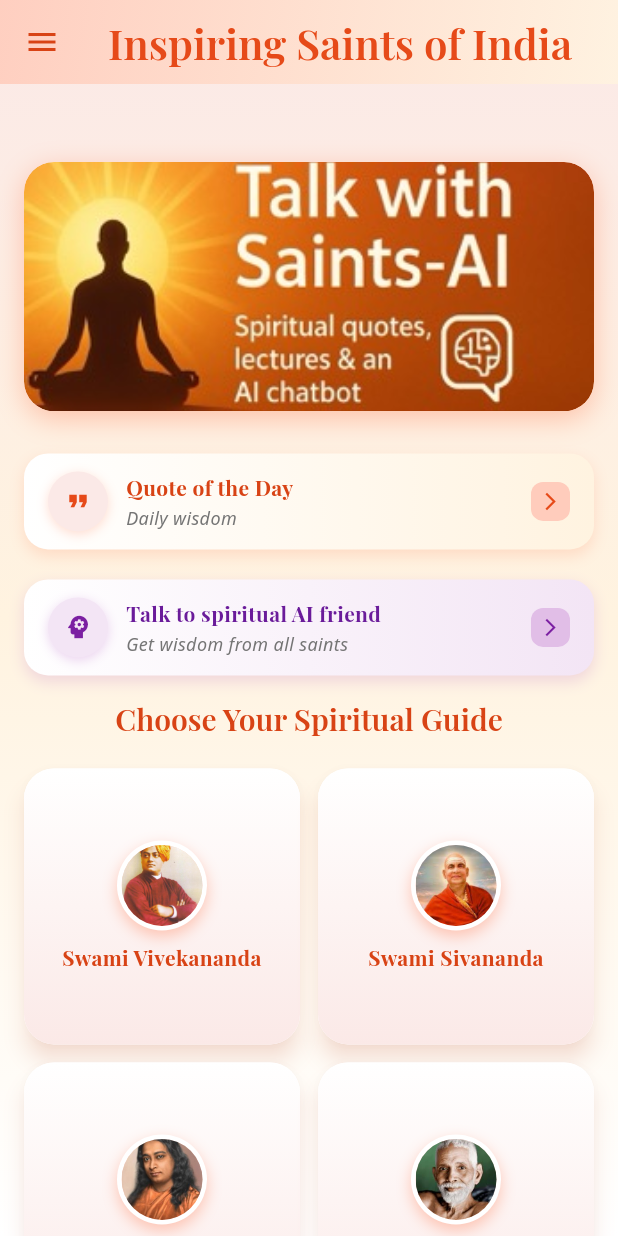
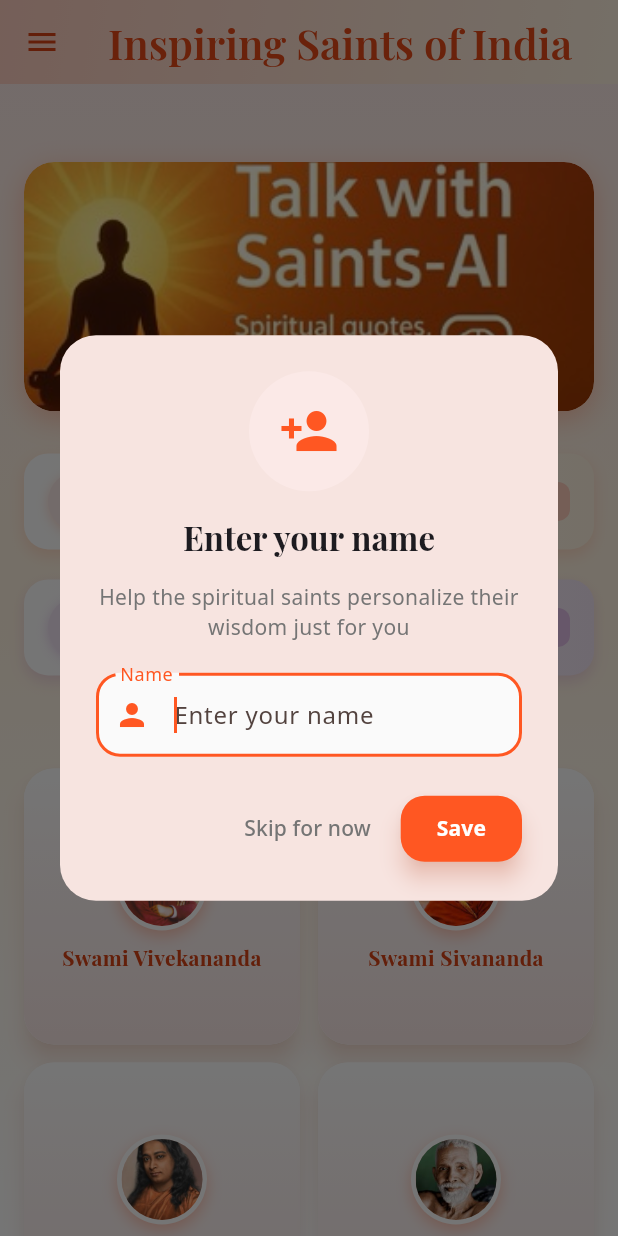
Before and after one commit to AntarikshG/Saints-rag, a Flutter app: the screen it shows after launch, on a phone screen of 412 x 824 dp. Run offline on Flutter 3.47's test engine with Material 3 defaults, Android fonts, the phone set to English and light mode, and no system bars; our stand-ins replace file_picker, flutter_local_notifications, flutter_tts, google_fonts, in_app_review, permission_handler and 5 more; missing offline and left inert: epubx, flutter_pdfview; accounts and stored records are empty; network calls fail.

```diff
--- a/saintspeaks/lib/main.dart
+++ b/saintspeaks/lib/main.dart
@@ -25,6 +25,7 @@
 import 'rating_share_service.dart';
 import 'ekadashi_service.dart';
 import 'ask_ai_page.dart';
+import 'user_profile_service.dart';
 
 void main() async {
   WidgetsFlutterBinding.ensureInitialized();
@@ -355,13 +356,14 @@
   }
 }
 
-class HomePage extends StatelessWidget {
+class HomePage extends StatefulWidget {
   final void Function(ThemeMode) onThemeChange;
   final ThemeMode themeMode;
   final String userName;
   final void Function(String) onSetUserName;
   final void Function(Locale) onLocaleChange;
   final Locale locale;
+
   HomePage({
     required this.onThemeChange,
     required this.themeMode,
@@ -370,6 +372,20 @@
     required this.onLocaleChange,
     required this.locale,
   });
+
+  @override
+  _HomePageState createState() => _HomePageState();
+}
+
+class _HomePageState extends State<HomePage> {
+  @override
+  void initState() {
+    super.initState();
+    // Show first-time name dialog after the UI is built
+    WidgetsBinding.instance.addPostFrameCallback((_) {
+      UserProfileService.showFirstTimeNameDialog(context, widget.onSetUserName);
+    });
+  }
 
   @override
   Widget build(BuildContext context) {
@@ -735,7 +751,7 @@
                     borderRadius: BorderRadius.circular(16),
                     onTap: () => Navigator.push(
                       context,
-                      MaterialPageRoute(builder: (_) => AskAIPage(userName: userName)),
+                      MaterialPageRoute(builder: (_) => AskAIPage(userName: widget.userName)),
                     ),
                     child: Padding(
                       padding: EdgeInsets.symmetric(horizontal: 16, vertical: 12),
@@ -854,7 +870,7 @@
                           MaterialPageRoute(
                             builder: (_) => SaintPage(
                               saint: saintList[i],
-                              userName: userName,
+                              userName: widget.userName,
                             ),
                           ),
                         ),
@@ -972,15 +988,15 @@
       margin: EdgeInsets.symmetric(vertical: 4),
       decoration: BoxDecoration(
         borderRadius: BorderRadius.circular(12),
-        color: themeMode == mode ? Colors.deepOrange.shade50 : null,
+        color: widget.themeMode == mode ? Colors.deepOrange.shade50 : null,
       ),
       child: RadioListTile(
         title: Text(title),
         value: mode,
-        groupValue: themeMode,
+        groupValue: widget.themeMode,
         activeColor: Colors.deepOrange,
         onChanged: (val) {
-          onThemeChange(mode);
+          widget.onThemeChange(mode);
           Navigator.pop(context);
         },
         shape: RoundedRectangleBorder(borderRadius: BorderRadius.circular(12)),
@@ -1014,15 +1030,15 @@
       margin: EdgeInsets.symmetric(vertical: 4),
       decoration: BoxDecoration(
         borderRadius: BorderRadius.circular(12),
-        color: locale == localeOption ? Colors.deepOrange.shade50 : null,
+        color: widget.locale == localeOption ? Colors.deepOrange.shade50 : null,
       ),
       child: RadioListTile<Locale>(
         title: Text(title),
         value: localeOption,
-        groupValue: locale,
+        groupValue: widget.locale,
         activeColor: Colors.deepOrange,
         onChanged: (val) {
-          onLocaleChange(localeOption);
+          widget.onLocaleChange(localeOption);
           Navigator.pop(context);
         },
         shape: RoundedRectangleBorder(borderRadius: BorderRadius.circular(12)),
@@ -1032,7 +1048,7 @@
 
   void _showNameDialog(BuildContext context) {
     final loc = AppLocalizations.of(context)!;
-    final controller = TextEditingController(text: userName);
+    final controller = TextEditingController(text: widget.userName);
     showDialog(
       context: context,
       builder: (_) => AlertDialog(
@@ -1062,7 +1078,7 @@
           ),
           ElevatedButton(
             onPressed: () {
-              onSetUserName(controller.text.trim());
+              widget.onSetUserName(controller.text.trim());
               Navigator.pop(context);
             },
             style: ElevatedButton.styleFrom(
--- /dev/null
+++ b/saintspeaks/lib/user_profile_service.dart
@@ -0,0 +1,174 @@
+import 'package:flutter/material.dart';
+import 'package:shared_preferences/shared_preferences.dart';
+import 'package:google_fonts/google_fonts.dart';
+import 'l10n/app_localizations.dart';
+
+class UserProfileService {
+  static const String _userNameKey = 'userName';
+  static const String _hasPromptedForNameKey = 'hasPromptedForName';
+
+  /// Check if user has set their name
+  static Future<bool> hasUserName() async {
+    final prefs = await SharedPreferences.getInstance();
+    final userName = prefs.getString(_userNameKey);
+    return userName != null && userName.isNotEmpty && userName != 'Seeker';
+  }
+
+  /// Check if we've already prompted the user for their name
+  static Future<bool> hasPromptedForName() async {
+    final prefs = await SharedPreferences.getInstance();
+    return prefs.getBool(_hasPromptedForNameKey) ?? false;
+  }
+
+  /// Mark that we've prompted the user for their name
+  static Future<void> markAsPrompted() async {
+    final prefs = await SharedPreferences.getInstance();
+    await prefs.setBool(_hasPromptedForNameKey, true);
+  }
+
+  /// Get the user's name
+  static Future<String> getUserName() async {
+    final prefs = await SharedPreferences.getInstance();
+    return prefs.getString(_userNameKey) ?? 'Seeker';
+  }
+
+  /// Save the user's name
+  static Future<void> saveUserName(String name) async {
+    final prefs = await SharedPreferences.getInstance();
+    await prefs.setString(_userNameKey, name);
+  }
+
+  /// Show first-time name dialog
+  static Future<void> showFirstTimeNameDialog(
+    BuildContext context,
+    Function(String) onSetUserName,
+  ) async {
+    // Check if user already has a name or if we've already prompted
+    final hasName = await hasUserName();
+    final hasPrompted = await hasPromptedForName();
+
+    if (hasName || hasPrompted) {
+      return; // Don't show the dialog
+    }
+
+    // Mark as prompted so we don't show again
+    await markAsPrompted();
+
+    // Wait a bit for the UI to settle
+    await Future.delayed(Duration(milliseconds: 500));
+
+    if (!context.mounted) return;
+
+    final loc = AppLocalizations.of(context)!;
+    final controller = TextEditingController();
+
+    showDialog(
+      context: context,
+      barrierDismissible: false, // User must interact with dialog
+      builder: (_) => PopScope(
+        canPop: false, // Prevent back button dismiss
+        child: AlertDialog(
+          shape: RoundedRectangleBorder(borderRadius: BorderRadius.circular(24)),
+          title: Column(
+            children: [
+              Container(
+                width: 80,
+                height: 80,
+                decoration: BoxDecoration(
+                  color: Colors.deepOrange.shade50,
+                  shape: BoxShape.circle,
+                ),
+                child: Icon(
+                  Icons.person_add,
+                  size: 40,
+                  color: Colors.deepOrange,
+                ),
+              ),
+              SizedBox(height: 16),
+              Text(
+                loc.enterYourName,
+                style: GoogleFonts.playfairDisplay(
+                  fontWeight: FontWeight.bold,
+                  fontSize: 22,
+                ),
+                textAlign: TextAlign.center,
+              ),
+            ],
+          ),
+          content: Column(
+            mainAxisSize: MainAxisSize.min,
+            children: [
+              Text(
+                'Help the spiritual saints personalize their wisdom just for you',
+                style: TextStyle(
+                  fontSize: 14,
+                  color: Colors.grey.shade600,
+                ),
+                textAlign: TextAlign.center,
+              ),
+              SizedBox(height: 20),
+              TextField(
+                controller: controller,
+                autofocus: true,
+                textCapitalization: TextCapitalization.words,
+                decoration: InputDecoration(
+                  labelText: loc.name,
+                  hintText: 'Enter your name',
+                  prefixIcon: Icon(Icons.person, color: Colors.deepOrange),
+                  border: OutlineInputBorder(borderRadius: BorderRadius.circular(16)),
+                  focusedBorder: OutlineInputBorder(
+                    borderRadius: BorderRadius.circular(16),
+                    borderSide: BorderSide(color: Colors.deepOrange, width: 2),
+                  ),
+                  filled: true,
+                  fillColor: Colors.grey.shade50,
+                ),
+              ),
+            ],
+          ),
+          actions: [
+            TextButton(
+              onPressed: () {
+                // User skips - keep default "Seeker"
+                Navigator.pop(context);
+              },
+              child: Text(
+                'Skip for now',
+                style: TextStyle(color: Colors.grey.shade600),
+              ),
+            ),
+            ElevatedButton(
+              onPressed: () {
+                final name = controller.text.trim();
+                if (name.isNotEmpty) {
+                  onSetUserName(name);
+                  Navigator.pop(context);
+
+                  // Show a welcoming snackbar
+                  ScaffoldMessenger.of(context).showSnackBar(
+                    SnackBar(
+                      content: Text('🙏 Welcome, $name! The saints are ready to guide you.'),
+                      backgroundColor: Colors.green,
+                      behavior: SnackBarBehavior.floating,
+                      duration: Duration(seconds: 3),
+                    ),
+                  );
+                }
+              },
+              style: ElevatedButton.styleFrom(
+                backgroundColor: Colors.deepOrange,
+                foregroundColor: Colors.white,
+                shape: RoundedRectangleBorder(borderRadius: BorderRadius.circular(16)),
+                padding: EdgeInsets.symmetric(horizontal: 24, vertical: 12),
+              ),
+              child: Text(
+                loc.save,
+                style: TextStyle(fontWeight: FontWeight.bold),
+              ),
+            ),
+          ],
+        ),
+      ),
+    );
+  }
+}
--- a/saintspeaks/pubspec.yaml
+++ b/saintspeaks/pubspec.yaml
@@ -16,7 +16,7 @@
 # https://developer.apple.com/library/archive/documentation/General/Reference/InfoPlistKeyReference/Articles/CoreFoundationKeys.html
 # In Windows, build-name is used as the major, minor, and patch parts
 # of the product and file versions while build-number is used as the build suffix.
-version: 1.0.0+1
+version: 2.0.0+2
 
 environment:
   sdk: ^3.9.2
```
Also changed, not shown: 1 other file.
